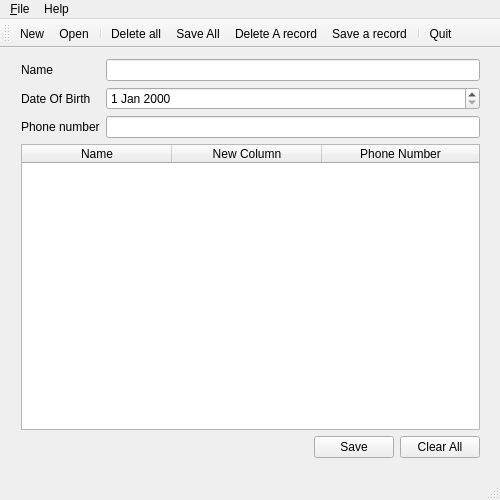
This is project/1/1/MainWindow.ui in Mahbodbe/Learning-Qt as Qt 5 draws it before an edit. The edited form follows.
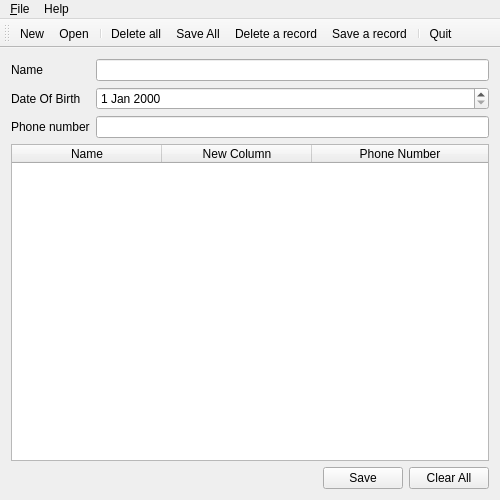
This is the edited form. Icons and pictures are not drawn.

```diff
--- a/project/1/1/MainWindow.ui
+++ b/project/1/1/MainWindow.ui
@@ -10,6 +10,18 @@
     <height>500</height>
    </rect>
   </property>
+  <property name="sizePolicy">
+   <sizepolicy hsizetype="Fixed" vsizetype="Fixed">
+    <horstretch>0</horstretch>
+    <verstretch>0</verstretch>
+   </sizepolicy>
+  </property>
+  <property name="minimumSize">
+   <size>
+    <width>500</width>
+    <height>500</height>
+   </size>
+  </property>
   <property name="maximumSize">
    <size>
     <width>500</width>
@@ -20,45 +32,36 @@
    <string>QtWidgetsApplication</string>
   </property>
   <widget class="QWidget" name="centralWidget">
+   <property name="sizePolicy">
+    <sizepolicy hsizetype="Preferred" vsizetype="Preferred">
+     <horstretch>0</horstretch>
+     <verstretch>0</verstretch>
+    </sizepolicy>
+   </property>
+   <property name="minimumSize">
+    <size>
+     <width>0</width>
+     <height>0</height>
+    </size>
+   </property>
    <property name="maximumSize">
     <size>
-     <width>500</width>
-     <height>500</height>
+     <width>16777215</width>
+     <height>16777215</height>
     </size>
    </property>
    <property name="layoutDirection">
     <enum>Qt::LeftToRight</enum>
    </property>
-   <widget class="QWidget" name="verticalLayoutWidget_2">
-    <property name="geometry">
-     <rect>
-      <x>10</x>
-      <y>0</y>
-      <width>481</width>
-      <height>421</height>
-     </rect>
+   <layout class="QVBoxLayout" name="verticalLayout" stretch="0,1,0">
+    <property name="sizeConstraint">
+     <enum>QLayout::SetDefaultConstraint</enum>
     </property>
-    <layout class="QVBoxLayout" name="verticalLayout">
      <item>
-      <layout class="QVBoxLayout" name="verticalLayout_2">
-       <property name="bottomMargin">
-        <number>0</number>
-       </property>
-       <item>
-        <layout class="QFormLayout" name="formLayout_3">
-         <property name="labelAlignment">
-          <set>Qt::AlignLeading|Qt::AlignLeft|Qt::AlignVCenter</set>
-         </property>
-         <item row="0" column="0">
-          <widget class="QLabel" name="nameLabel">
-           <property name="text">
-            <string>Name</string>
-           </property>
-          </widget>
-         </item>
-         <item row="0" column="1">
-          <widget class="QLineEdit" name="nameLineEdit"/>
-         </item>
+     <layout class="QGridLayout" name="gridLayout_4" columnstretch="0,1">
+      <property name="verticalSpacing">
+       <number>6</number>
+      </property>
          <item row="1" column="0">
           <widget class="QLabel" name="dateOfBirthLabel">
            <property name="text">
@@ -66,9 +69,6 @@
            </property>
           </widget>
          </item>
-         <item row="1" column="1">
-          <widget class="QDateEdit" name="dateEdit"/>
-         </item>
          <item row="2" column="0">
           <widget class="QLabel" name="phoneNumberLabel">
            <property name="text">
@@ -76,6 +76,16 @@
            </property>
           </widget>
          </item>
+      <item row="1" column="1">
+       <widget class="QDateEdit" name="dateEdit">
+        <property name="frame">
+         <bool>true</bool>
+        </property>
+       </widget>
+      </item>
+      <item row="0" column="1">
+       <widget class="QLineEdit" name="nameLineEdit"/>
+      </item>
          <item row="2" column="1">
           <widget class="QLineEdit" name="phoneNumberLineEdit">
            <property name="inputMask">
@@ -83,6 +93,16 @@
            </property>
           </widget>
          </item>
+      <item row="0" column="0">
+       <widget class="QLabel" name="nameLabel">
+        <property name="enabled">
+         <bool>true</bool>
+        </property>
+        <property name="text">
+         <string>Name</string>
+        </property>
+       </widget>
+      </item>
         </layout>
        </item>
        <item>
@@ -161,6 +181,12 @@
          </item>
          <item>
           <widget class="QPushButton" name="clearAllButton">
+        <property name="sizePolicy">
+         <sizepolicy hsizetype="Preferred" vsizetype="Preferred">
+          <horstretch>0</horstretch>
+          <verstretch>0</verstretch>
+         </sizepolicy>
+        </property>
            <property name="text">
             <string>Clear All</string>
            </property>
@@ -169,9 +195,6 @@
         </layout>
        </item>
       </layout>
-     </item>
-    </layout>
-   </widget>
   </widget>
   <widget class="QMenuBar" name="menuBar">
    <property name="enabled">
@@ -228,7 +251,6 @@
    <addaction name="separator"/>
    <addaction name="actionQuit"/>
   </widget>
-  <widget class="QStatusBar" name="statusBar"/>
   <action name="actionctrl_C">
    <property name="text">
     <string>ctrl + C</string>
@@ -301,7 +323,13 @@
   </action>
   <action name="actionDeleteRecord">
    <property name="text">
-    <string>Delete A record</string>
+    <string>Delete a record</string>
+   </property>
+   <property name="toolTip">
+    <string>Delete a record</string>
+   </property>
+   <property name="shortcut">
+    <string>Ctrl+D</string>
    </property>
   </action>
   <action name="actionSave">
```
Left out of the diff: 9 changed lines with no effect on the pictures. Lines whose indentation alone changed are shown as unchanged.
